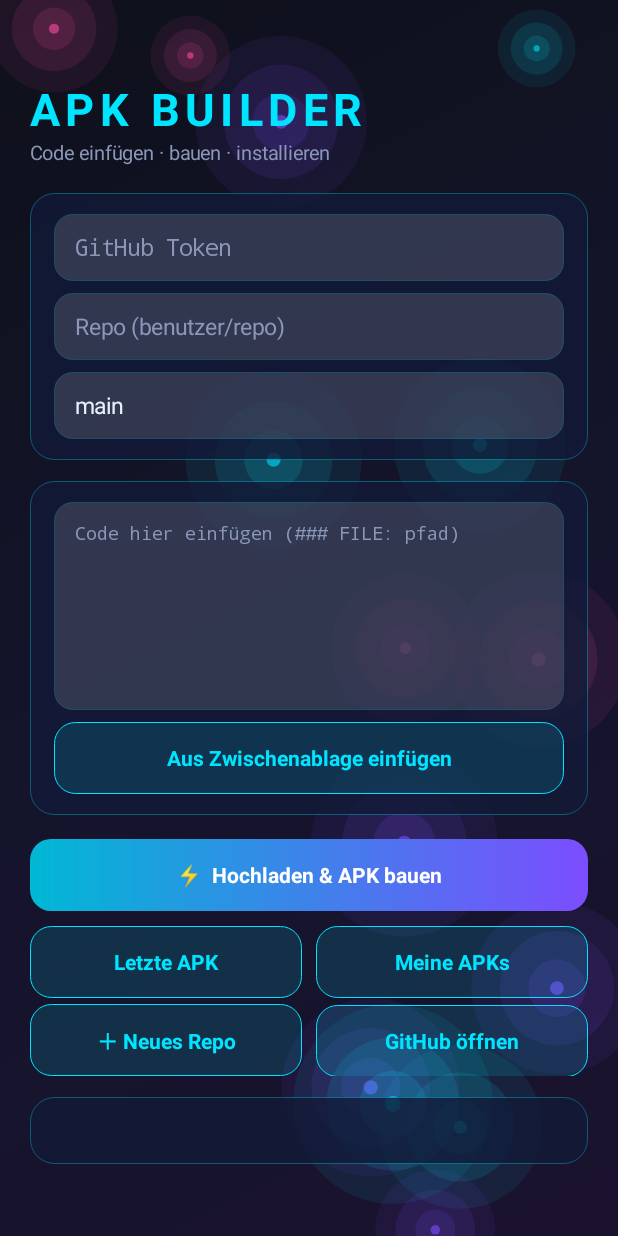
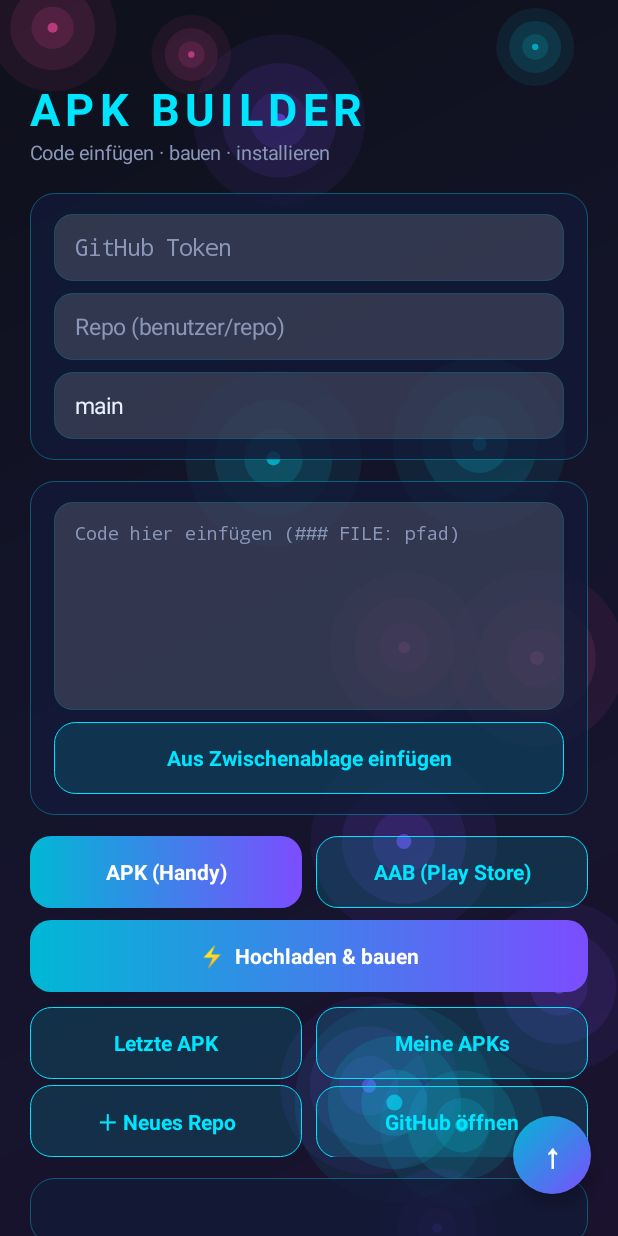
Before and after one commit to itsadri420-lgtm/apk-builder, an Android app: the screen it shows after launch (MainActivity), after a tap on "Aus Zwischenablage einfügen", on a phone screen of 412 x 824 dp. Run offline under Robolectric (Android 15) with nearby library versions, the phone set to English and light mode, and no system bars.

Commit message:
Update via Builder

```diff
--- a/app/build.gradle
+++ b/app/build.gradle
@@ -8,8 +8,8 @@ android {
         applicationId "com.builder.app"
         minSdk 29
         targetSdk 34
-        versionCode 3
-        versionName "2.1"
+        versionCode 4
+        versionName "2.2"
     }
     compileOptions {
         sourceCompatibility JavaVersion.VERSION_17
--- a/app/src/main/java/com/builder/app/MainActivity.java
+++ b/app/src/main/java/com/builder/app/MainActivity.java
@@ -54,9 +54,11 @@ public class MainActivity extends Activity {
     static final int TXT = 0xFFE8F0FF, DIM = 0xFF8A97B8, CARD = 0xCC121A38;
 
     EditText tokenIn, repoIn, branchIn, codeIn;
-    TextView logView, listStatus;
+    TextView logView, listStatus, scrollBtn;
+    Button tApk, tAab;
     SharedPreferences sp;
     String token, repo, branch, code;
+    String outType = "apk";
     FrameLayout root;
     ScrollView mainPage, listPage;
     LinearLayout listBox;
@@ -78,7 +80,36 @@ public class MainActivity extends Activity {
         root.addView(mainPage);
         root.addView(listPage);
         listPage.setVisibility(View.GONE);
+
+        scrollBtn = text("↓", 22, 0xFFFFFFFF, true);
+        scrollBtn.setGravity(Gravity.CENTER);
+        GradientDrawable oval = new GradientDrawable(GradientDrawable.Orientation.TL_BR,
+                new int[]{0xFF00B8D4, VIOLET});
+        oval.setShape(GradientDrawable.OVAL);
+        scrollBtn.setBackground(oval);
+        scrollBtn.setElevation(d(6));
+        FrameLayout.LayoutParams sl = new FrameLayout.LayoutParams(d(52), d(52),
+                Gravity.BOTTOM | Gravity.END);
+        sl.setMargins(0, 0, d(18), d(28));
+        root.addView(scrollBtn, sl);
+        scrollBtn.setOnClickListener(v -> {
+            View c = mainPage.getChildAt(0);
+            if (c == null) return;
+            if (atBottom()) mainPage.smoothScrollTo(0, 0);
+            else mainPage.smoothScrollTo(0, c.getHeight());
+        });
+        mainPage.setOnScrollChangeListener((v, x, y, ox, oy) -> updateArrow());
+
         setContentView(root);
+    }
+
+    boolean atBottom() {
+        View c = mainPage.getChildAt(0);
+        return c != null && mainPage.getScrollY() + mainPage.getHeight() >= c.getHeight() - d(40);
+    }
+
+    void updateArrow() {
+        scrollBtn.setText(atBottom() ? "↑" : "↓");
     }
 
     // ---------- UI-Helfer ----------
@@ -103,12 +134,7 @@ public class MainActivity extends Activity {
         return t;
     }
 
-    Button btn(String s, boolean primary) {
-        Button b = new Button(this);
-        b.setText(s);
-        b.setAllCaps(false);
-        b.setTypeface(Typeface.DEFAULT_BOLD);
-        b.setStateListAnimator(null);
+    void stylize(Button b, boolean primary) {
         if (primary) {
             b.setTextColor(0xFFFFFFFF);
             GradientDrawable g = new GradientDrawable(GradientDrawable.Orientation.LEFT_RIGHT,
@@ -119,6 +145,15 @@ public class MainActivity extends Activity {
             b.setTextColor(CYAN);
             b.setBackground(box(0x2200E5FF, CYAN, 14));
         }
+    }
+
+    Button btn(String s, boolean primary) {
+        Button b = new Button(this);
+        b.setText(s);
+        b.setAllCaps(false);
+        b.setTypeface(Typeface.DEFAULT_BOLD);
+        b.setStateListAnimator(null);
+        stylize(b, primary);
         return b;
     }
 
@@ -158,6 +193,13 @@ public class MainActivity extends Activity {
         return e;
     }
 
+    void setType(String t) {
+        outType = t;
+        sp.edit().putString("type", t).apply();
+        stylize(tApk, t.equals("apk"));
+        stylize(tAab, t.equals("aab"));
+    }
+
     // ---------- Hauptseite ----------
     void buildMain() {
         mainPage = new ScrollView(this);
@@ -191,8 +233,23 @@ public class MainActivity extends Activity {
         cc.addView(paste, lp(8));
         col.addView(cc, lp(14));
 
-        Button build = btn("⚡  Hochladen & APK bauen", true);
-        col.addView(build, lp(16));
+        LinearLayout tr = new LinearLayout(this);
+        tr.setOrientation(LinearLayout.HORIZONTAL);
+        tApk = btn("APK (Handy)", true);
+        tAab = btn("AAB (Play Store)", false);
+        LinearLayout.LayoutParams t1 = new LinearLayout.LayoutParams(0, -2, 1f);
+        t1.rightMargin = d(5);
+        LinearLayout.LayoutParams t2 = new LinearLayout.LayoutParams(0, -2, 1f);
+        t2.leftMargin = d(5);
+        tr.addView(tApk, t1);
+        tr.addView(tAab, t2);
+        col.addView(tr, lp(14));
+        tApk.setOnClickListener(v -> setType("apk"));
+        tAab.setOnClickListener(v -> setType("aab"));
+        setType(sp.getString("type", "apk"));
+
+        Button build = btn("⚡  Hochladen & bauen", true);
+        col.addView(build, lp(8));
 
         LinearLayout row = new LinearLayout(this);
         row.setOrientation(LinearLayout.HORIZONTAL);
@@ -316,6 +373,7 @@ public class MainActivity extends Activity {
         screen = s;
         mainPage.setVisibility(s == 0 ? View.VISIBLE : View.GONE);
         listPage.setVisibility(s == 0 ? View.GONE : View.VISIBLE);
+        if (scrollBtn != null) scrollBtn.setVisibility(s == 0 ? View.VISIBLE : View.GONE);
         listPage.scrollTo(0, 0);
     }
 
@@ -483,7 +541,7 @@ public class MainActivity extends Activity {
                 c.addView(text("abgelaufen", 13, PINK, true));
             } else {
                 String fn = nm + "-build-" + (no > 0 ? no : aid) + ".apk";
-                Button b = btn("Herunterladen & installieren", true);
+                Button b = btn("Herunterladen (& installieren)", true);
                 b.setOnClickListener(v -> new Thread(() -> {
                     try {
                         downloadArtifact(r, aid, fn);
@@ -571,7 +629,9 @@ public class MainActivity extends Activity {
                 log("Keine Dateien gefunden. Format: ### FILE: pfad");
                 return;
             }
-            log(files.size() + " Dateien werden hochgeladen…");
+            files.put(".buildtype", outType + "\n");
+            log(files.size() + " Dateien werden hochgeladen (Ausgabe: "
+                    + outType.toUpperCase(Locale.US) + ")…");
             String parent = new JSONObject(api("GET", "/repos/" + repo + "/git/ref/heads/" + branch, null))
                     .getJSONObject("object").getString("sha");
             String baseTree = new JSONObject(api("GET", "/repos/" + repo + "/git/commits/" + parent, null))
@@ -643,7 +703,7 @@ public class MainActivity extends Activity {
     }
 
     void downloadArtifact(String rp, long aid, String fname) throws Exception {
-        log("Lade APK…");
+        log("Lade Datei…");
         HttpURLConnection c = (HttpURLConnection) new URL("https://api.github.com/repos/" + rp
                 + "/actions/artifacts/" + aid + "/zip").openConnection();
         c.setInstanceFollowRedirects(false);
@@ -662,21 +722,31 @@ public class MainActivity extends Activity {
         ZipInputStream z = new ZipInputStream(in);
         ZipEntry e;
         while ((e = z.getNextEntry()) != null) {
-            if (e.getName().endsWith(".apk")) {
-                final Uri u = saveApk(z, fname);
+            String en = e.getName();
+            boolean isApk = en.endsWith(".apk");
+            boolean isAab = en.endsWith(".aab");
+            if (isApk || isAab) {
+                String name = isAab ? fname.replaceAll("\\.apk$", ".aab") : fname;
+                final Uri u = saveFile(z, name, isAab);
                 remember(rp);
-                log("APK liegt im Download-Ordner.");
-                runOnUiThread(() -> install(u));
+                if (isAab) {
+                    log("AAB liegt im Download-Ordner: " + name
+                            + " (nicht auf dem Handy installierbar, nur für die Play Console)");
+                } else {
+                    log("APK liegt im Download-Ordner.");
+                    runOnUiThread(() -> install(u));
+                }
                 return;
             }
         }
-        log("Keine APK im Artefakt.");
+        log("Keine APK/AAB im Artefakt.");
     }
 
-    Uri saveApk(InputStream in, String name) throws Exception {
+    Uri saveFile(InputStream in, String name, boolean aab) throws Exception {
         ContentValues v = new ContentValues();
         v.put(MediaStore.Downloads.DISPLAY_NAME, name);
-        v.put(MediaStore.Downloads.MIME_TYPE, "application/vnd.android.package-archive");
+        v.put(MediaStore.Downloads.MIME_TYPE,
+                aab ? "application/octet-stream" : "application/vnd.android.package-archive");
         v.put(MediaStore.Downloads.RELATIVE_PATH, Environment.DIRECTORY_DOWNLOADS);
         Uri u = getContentResolver().insert(MediaStore.Downloads.EXTERNAL_CONTENT_URI, v);
         OutputStream o = getContentResolver().openOutputStream(u);
```
Also changed, not shown: 1 other file.
